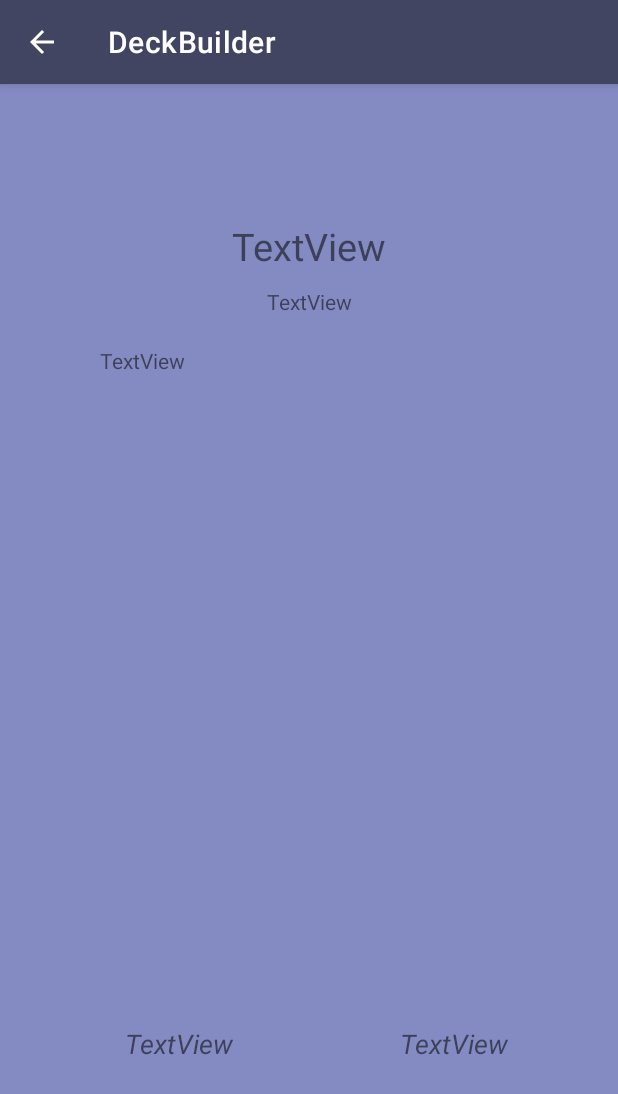
After one commit to Akai-sudo/DeckBuilderYuGi, an Android app: the CardInfo screen opened directly, with no data from a screen before it, on a phone screen of 412 x 824 dp. The commit adds this screen. Shown: the top 1094 px of the screen. Run offline under Robolectric (Android 15) with nearby library versions, the phone set to English and light mode, and no system bars; 5 statements that could not run were skipped.

Commit message:
created specific card info view with passing Card object, adjusted its display and scrollable description, fixed crash and no display of null attributes for cards with no atk/def values

```diff
--- /dev/null
+++ b/app/src/main/java/si/uni_lj/fe/tnuv/deckbuilder/CardInfo.java
@@ -0,0 +1,33 @@
+package si.uni_lj.fe.tnuv.deckbuilder;
+
+import androidx.appcompat.app.AppCompatActivity;
+
+import android.os.Bundle;
+import android.util.Log;
+import android.view.View;
+import android.widget.TextView;
+
+public class CardInfo extends AppCompatActivity {
+
+    TextView name, description, atk, def, type;
+
+    @Override
+    protected void onCreate(Bundle savedInstanceState) {
+        super.onCreate(savedInstanceState);
+        setContentView(R.layout.activity_card_info);
+
+        name = findViewById(R.id.cardName);
+        description = findViewById(R.id.cardDescription);
+        atk = findViewById(R.id.ATK);
+        def = findViewById(R.id.DEF);
+        type = findViewById(R.id.cardType);
+
+        Cards card = getIntent().getParcelableExtra("key");
+        name.setText(card.name);
+        description.setText(card.desc);
+        atk.setText(card.atk != null ? "ATK: " + card.atk : "");
+        def.setText(card.def != null ? "DEF: " + card.def : "");
+        type.setText(card.type);
+
+    }
+}
--- /dev/null
+++ b/app/src/main/res/layout/activity_card_info.xml
@@ -0,0 +1,81 @@
+<?xml version="1.0" encoding="utf-8"?>
+<androidx.constraintlayout.widget.ConstraintLayout xmlns:android="http://schemas.android.com/apk/res/android"
+    xmlns:app="http://schemas.android.com/apk/res-auto"
+    xmlns:tools="http://schemas.android.com/tools"
+    android:layout_width="match_parent"
+    android:layout_height="match_parent"
+    android:background="#838BC2"
+    tools:context=".deck.DeckActivity">
+
+    <TextView
+        android:id="@+id/cardName"
+        android:layout_width="match_parent"
+        android:layout_height="wrap_content"
+        android:text="TextView"
+        android:gravity="center"
+        android:textSize="25sp"
+        app:layout_constraintBottom_toBottomOf="parent"
+        app:layout_constraintEnd_toEndOf="parent"
+        app:layout_constraintHorizontal_bias="0.168"
+        app:layout_constraintStart_toStartOf="parent"
+        app:layout_constraintTop_toTopOf="parent"
+        app:layout_constraintVertical_bias="0.124" />
+
+    <ScrollView
+        android:id="@+id/scrollView2"
+        android:layout_width="299dp"
+        android:layout_height="250dp"
+        app:layout_constraintBottom_toBottomOf="parent"
+        app:layout_constraintEnd_toEndOf="parent"
+        app:layout_constraintStart_toStartOf="parent"
+        app:layout_constraintTop_toBottomOf="@+id/cardName"
+        app:layout_constraintVertical_bias="0.1">
+
+        <TextView
+            android:id="@+id/cardDescription"
+            android:layout_width="match_parent"
+            android:layout_height="match_parent"
+            android:justificationMode="inter_word"
+            android:padding="10dp"
+            android:text="TextView" />
+    </ScrollView>
+
+    <TextView
+        android:id="@+id/ATK"
+        android:layout_width="wrap_content"
+        android:layout_height="wrap_content"
+        android:text="TextView"
+        android:textSize="18sp"
+        android:textStyle="italic"
+        app:layout_constraintBottom_toBottomOf="parent"
+        app:layout_constraintEnd_toEndOf="parent"
+        app:layout_constraintHorizontal_bias="0.246"
+        app:layout_constraintStart_toStartOf="parent"
+        app:layout_constraintTop_toTopOf="parent"
+        app:layout_constraintVertical_bias="0.844" />
+
+    <TextView
+        android:id="@+id/DEF"
+        android:layout_width="wrap_content"
+        android:layout_height="wrap_content"
+        android:text="TextView"
+        android:textSize="18sp"
+        android:textStyle="italic"
+        app:layout_constraintBottom_toBottomOf="parent"
+        app:layout_constraintEnd_toEndOf="parent"
+        app:layout_constraintHorizontal_bias="0.785"
+        app:layout_constraintStart_toStartOf="parent"
+        app:layout_constraintTop_toTopOf="parent"
+        app:layout_constraintVertical_bias="0.844" />
+
+    <TextView
+        android:id="@+id/cardType"
+        android:layout_width="wrap_content"
+        android:layout_height="wrap_content"
+        android:text="TextView"
+        app:layout_constraintBottom_toTopOf="@+id/scrollView2"
+        app:layout_constraintEnd_toEndOf="parent"
+        app:layout_constraintStart_toStartOf="parent"
+        app:layout_constraintTop_toBottomOf="@+id/cardName" />
+
+</androidx.constraintlayout.widget.ConstraintLayout>
```
Also changed, not shown: app/src/main/AndroidManifest.xml (+8 -2 lines), app/src/main/java/si/uni_lj/fe/tnuv/deckbuilder/Cards.java (+39 -1 lines), app/src/main/java/si/uni_lj/fe/tnuv/deckbuilder/deck/DeckActivity.java (+22 -29 lines).
